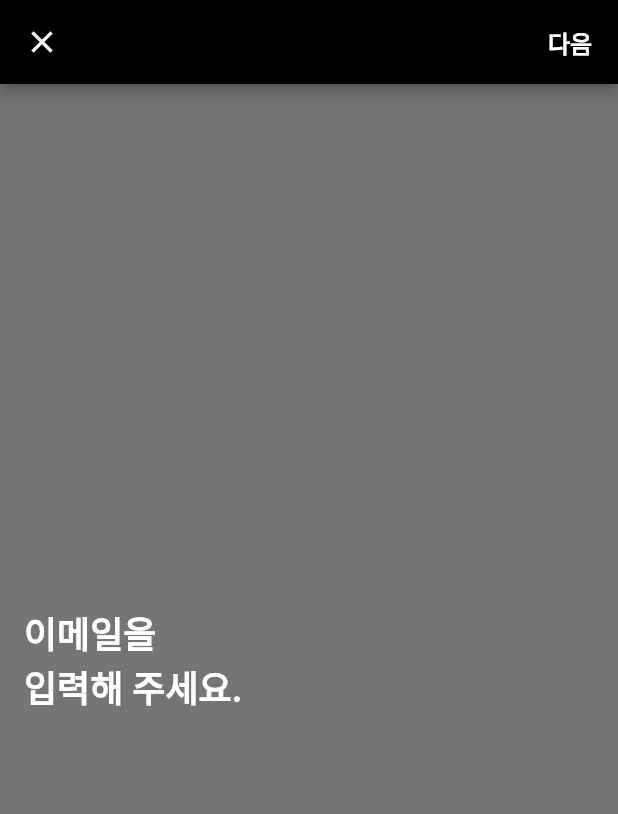
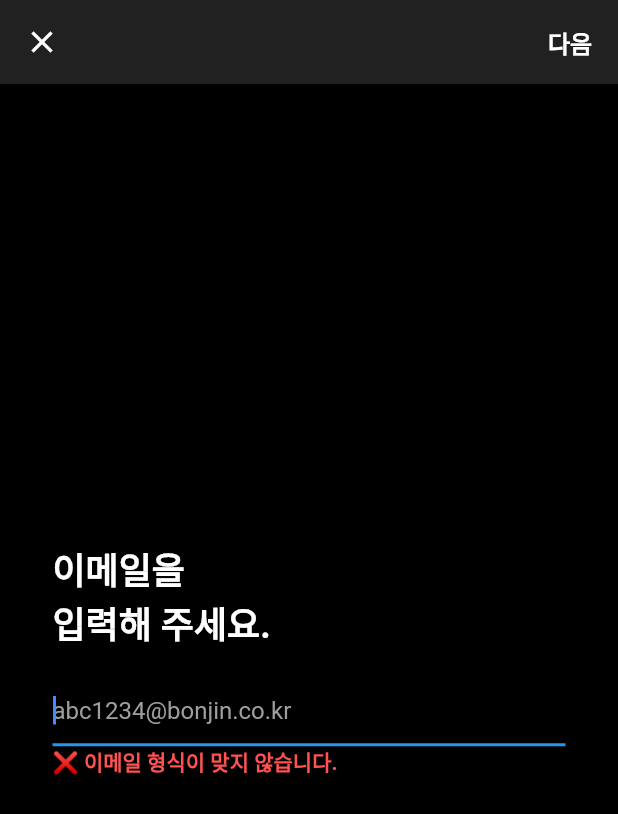
Before and after one commit to bonjin-app/CarPlanApplication, a Flutter app: the AuthScreen screen opened directly, after a tap on "다음", on a phone screen of 412 x 824 dp. Shown: the top 814 px of the screen. Run offline on Flutter 3.47's test engine with Material 2 defaults, Android fonts, the phone set to English and light mode, and no system bars.

```diff
--- a/lib/screens/auth/auth_screen.dart
+++ b/lib/screens/auth/auth_screen.dart
@@ -1,10 +1,31 @@
 import 'package:flutter/material.dart';
 
-class AuthScreen extends StatelessWidget {
+class AuthScreen extends StatefulWidget {
+  @override
+  _AuthScreenState createState() => _AuthScreenState();
+}
+
+class _AuthScreenState extends State<AuthScreen> {
+  TextEditingController _emailEditingController ;
+
+  bool isValidate = false;
+
+  @override
+  void initState() {
+    _emailEditingController = TextEditingController();
+    super.initState();
+  }
+
+  @override
+  void dispose() {
+    _emailEditingController.dispose();
+    super.dispose();
+  }
+
   @override
   Widget build(BuildContext context) {
     return Scaffold(
-      backgroundColor: Colors.black54,
+      backgroundColor: Colors.black,
       appBar: AppBar(
         leading: IconButton(
           icon: Icon(
@@ -24,13 +45,21 @@ class AuthScreen extends StatelessWidget {
                   color: Colors.white,
                   fontSize: 16),
             ),
-            onPressed: () {},
+            onPressed: () {
+              if(_emailEditingController.text.isEmpty) {
+                isValidate = true;
+
+              } else {
+                isValidate = false;
+              }
+              setState(() {});
+            },
           ),
         ],
       ),
       body: SafeArea(
         child: Container(
-          padding: EdgeInsets.all(16),
+          padding: EdgeInsets.all(35),
           child: Column(
             crossAxisAlignment: CrossAxisAlignment.start,
             mainAxisAlignment: MainAxisAlignment.center,
@@ -51,6 +80,32 @@ class AuthScreen extends StatelessWidget {
                   fontWeight: FontWeight.bold,
                 ),
               ),
+              SizedBox(height: 16,),
+              TextField(
+                autofocus: true,
+                cursorColor: Colors.blueAccent,
+                controller: _emailEditingController,
+                decoration: InputDecoration(
+                  hintText: 'abc1234@bonjin.co.kr',
+                  hintStyle: TextStyle(
+                    color: Colors.grey,
+                  ),
+                  suffixIcon: _emailEditingController.text.length > 0 ? IconButton(
+                    icon: Icon(Icons.clear, color: Colors.grey,),
+                    onPressed: () {
+                      _emailEditingController.clear();
+                      setState(() {});
+                    },
+                  ) : null,
+                ),
+                onChanged: (value) {
+                  setState(() {});
+                },
+                style: TextStyle(
+                  color: Colors.white,
+                ),
+              ),
+              isValidate ? Text('❌ 이메일 형식이 맞지 않습니다.', style: TextStyle(color: Colors.redAccent, fontWeight: FontWeight.bold),) : Container(),
             ],
           ),
         ),
--- a/lib/screens/intro/intro_screen.dart
+++ b/lib/screens/intro/intro_screen.dart
@@ -7,7 +7,7 @@ class IntroScreen extends StatelessWidget {
   @override
   Widget build(BuildContext context) {
     return Scaffold(
-      backgroundColor: Colors.black54,
+      backgroundColor: Colors.black,
       appBar: AppBar(
         elevation: 0,
         actions: [
```
Also changed, not shown: lib/main.dart (+6 -6 lines), lib/screens/main/main_screen.dart (+39 -2 lines), lib/screens/setting/setting_screen.dart (added, +8 -0 lines).
